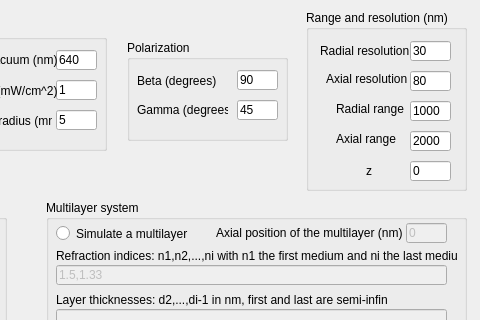
The window that PyFocus/front_end.ui (fcaprile/PyFocus) describes before a commit, drawn with Qt 5; both pictures show x 274 to 754 and y 0 to 320 of the 754 by 651 pixel window.
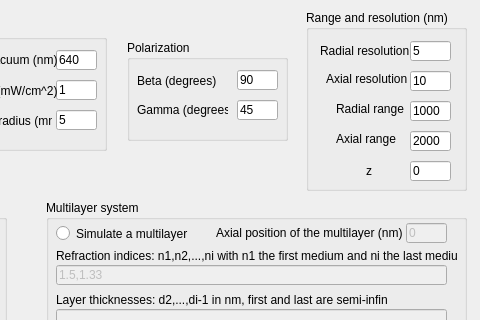
The same window after the commit.

What changed in the file:
```diff
--- a/PyFocus/front_end.ui
+++ b/PyFocus/front_end.ui
@@ -569,7 +569,7 @@
       </rect>
      </property>
      <property name="text">
-      <string>80</string>
+      <string>10</string>
      </property>
     </widget>
     <widget class="QLabel" name="label_6">
@@ -595,7 +595,7 @@
       </rect>
      </property>
      <property name="text">
-      <string>30</string>
+      <string>5</string>
      </property>
     </widget>
     <widget class="QLabel" name="label_4">
```
